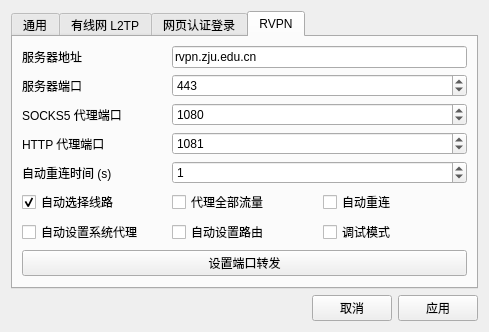
This is settingwindow/settingwindow.ui in Mythologyli/ZJU-Connect-for-Windows as Qt 5 draws it before an edit. The edited form follows.
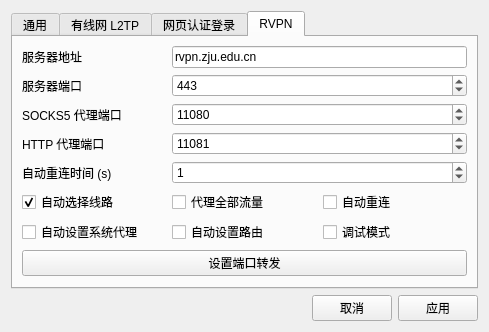
This is the edited form. The open tabs and pages were chosen to show the change.

Commit message: fix: use higher port to avoid permission error

The edit to the form file:
```diff
--- a/settingwindow/settingwindow.ui
+++ b/settingwindow/settingwindow.ui
@@ -463,7 +463,7 @@
           <number>65535</number>
          </property>
          <property name="value">
-          <number>1080</number>
+          <number>11080</number>
          </property>
         </widget>
        </item>
@@ -480,7 +480,7 @@
           <number>65535</number>
          </property>
          <property name="value">
-          <number>1081</number>
+          <number>11081</number>
          </property>
         </widget>
        </item>
```
The commit also changes 2 other files.
